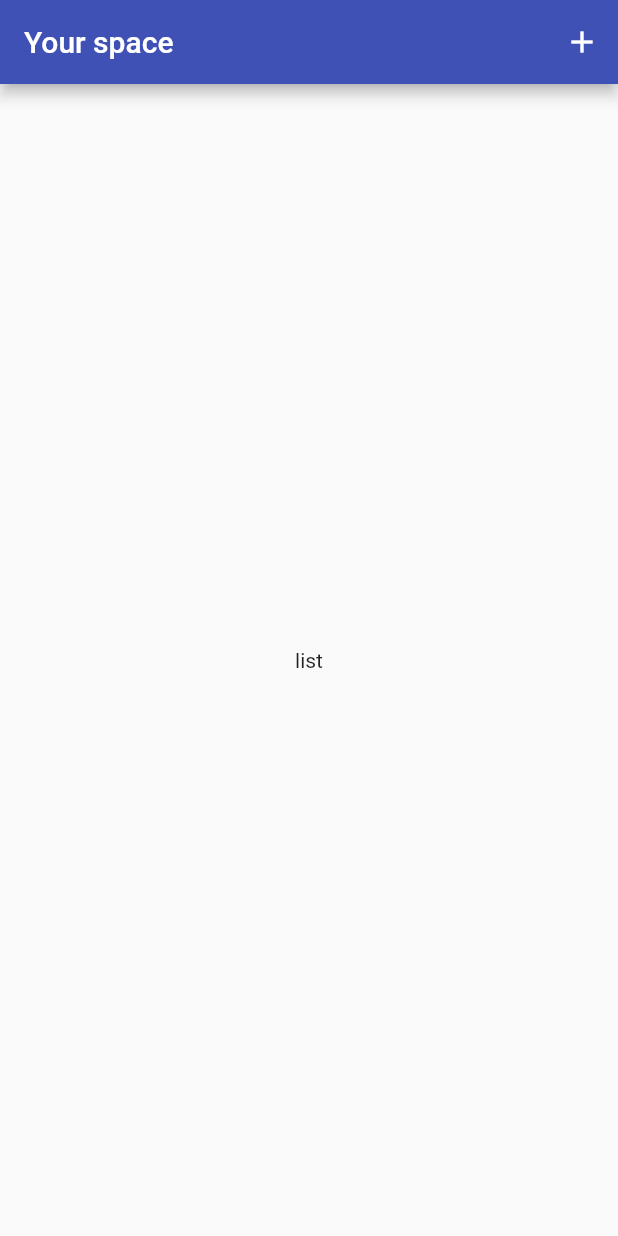
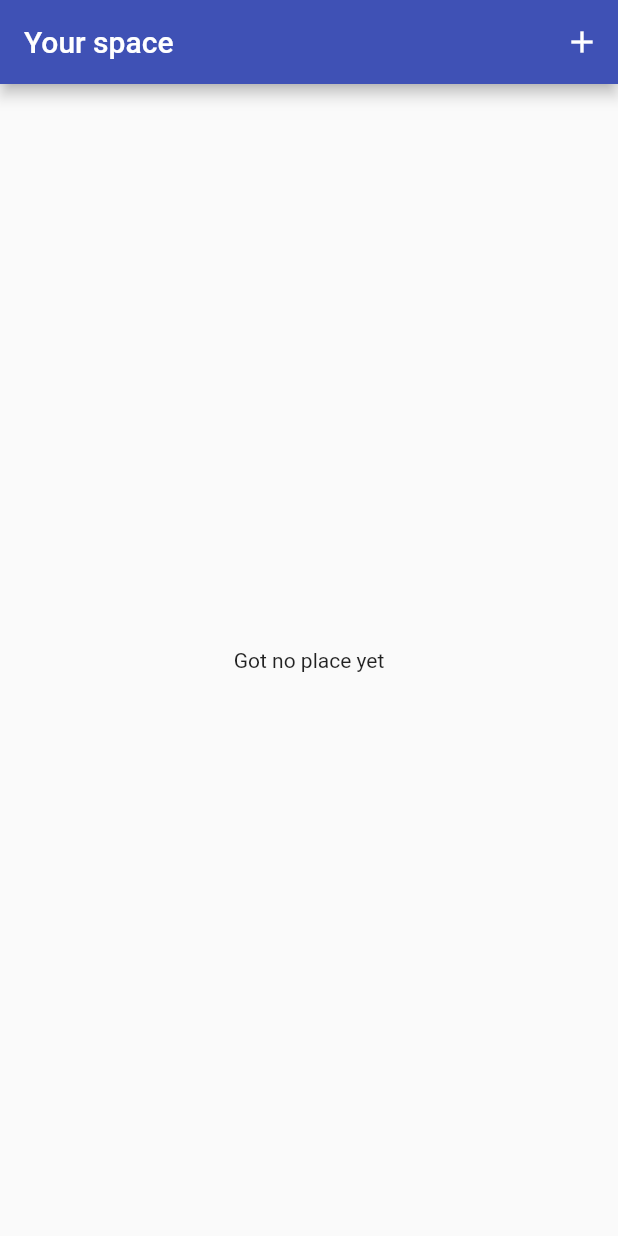
Before and after one commit to sahyun1/great_places, a Flutter app: the screen it shows after launch, on a phone screen of 412 x 824 dp. Run offline on Flutter 3.47's test engine with Material 2 defaults, Android fonts, the phone set to English and light mode, and no system bars; our stand-ins replace image_picker.

Commit message:
wire up provider to show newly added picture to list

```diff
--- a/lib/main.dart
+++ b/lib/main.dart
@@ -10,7 +10,7 @@ class MyApp extends StatelessWidget {
   @override
   Widget build(BuildContext context) {
     return ChangeNotifierProvider(
-      create: (_) => PlaceProdiver(),
+      create: (_) => PlaceProvider(),
       child: MaterialApp(
         title: 'Great Places',
         theme: ThemeData(
--- a/lib/providers/place_provider.dart
+++ b/lib/providers/place_provider.dart
@@ -1,11 +1,26 @@
+import 'dart:io';
+
 import 'package:flutter/foundation.dart';
 
 import 'package:great_places/models/place.dart';
 
-class PlaceProdiver with ChangeNotifier {
+class PlaceProvider with ChangeNotifier {
   List<Place> _items = [];
 
   List<Place> get items {
     return [..._items];
   }
+
+  addPlace(
+    String title,
+    File img,
+  ) {
+    final newPlace = Place(
+        id: DateTime.now().toString(),
+        title: title,
+        location: null,
+        locationImg: img);
+    _items.add(newPlace);
+    notifyListeners();
+  }
 }
--- a/lib/screens/place_list_screen.dart
+++ b/lib/screens/place_list_screen.dart
@@ -1,5 +1,7 @@
 import 'package:flutter/material.dart';
+import 'package:great_places/providers/place_provider.dart';
 import 'package:great_places/screens/add_place_screen.dart';
+import 'package:provider/provider.dart';
 
 class PlaceListScreen extends StatelessWidget {
   // const PlaceListScreen({ Key? key }) : super(key: key);
@@ -16,7 +18,23 @@ class PlaceListScreen extends StatelessWidget {
                 icon: Icon(Icons.add))
           ],
         ),
-      body: Center(child: Text('list')),
-    );
+        body: Consumer<PlaceProvider>(
+          child: Center(
+            child: Text('Got no place yet'),
+          ),
+          builder: (ctx, placeData, ch) => placeData.items.length <= 0
+              ? ch
+              : ListView.builder(
+                  itemCount: placeData.items.length,
+                  itemBuilder: (ctx, i) => ListTile(
+                        leading: CircleAvatar(
+                          backgroundImage:
+                              FileImage(placeData.items[i].locationImg),
+                        ),
+                        title: Text(placeData.items[i].title),
+                        //subtitle: Text(placeData.items[i].location),
+                        onTap: () {},
+                      )),
+        ));
   }
 }
```
Also changed, not shown: lib/screens/add_place_screen.dart (+17 -2 lines), lib/widgets/image_input.dart (+7 -1 lines). Lines whose indentation alone changed are shown as unchanged.
